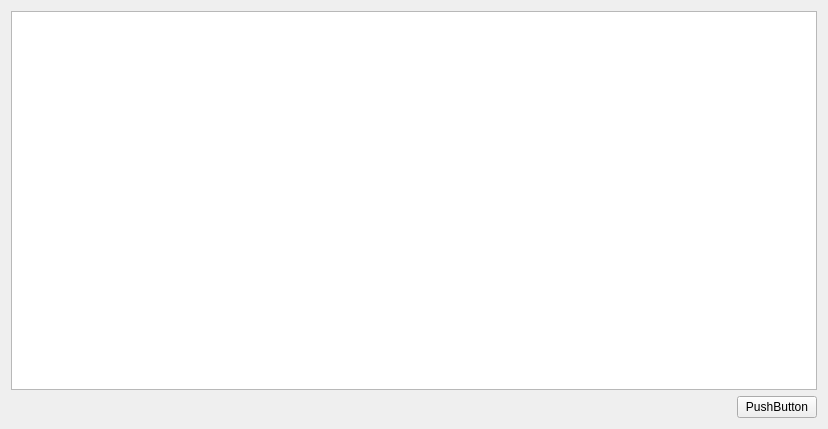
xdien/tcmr, file managenv.ui: the form before one commit.
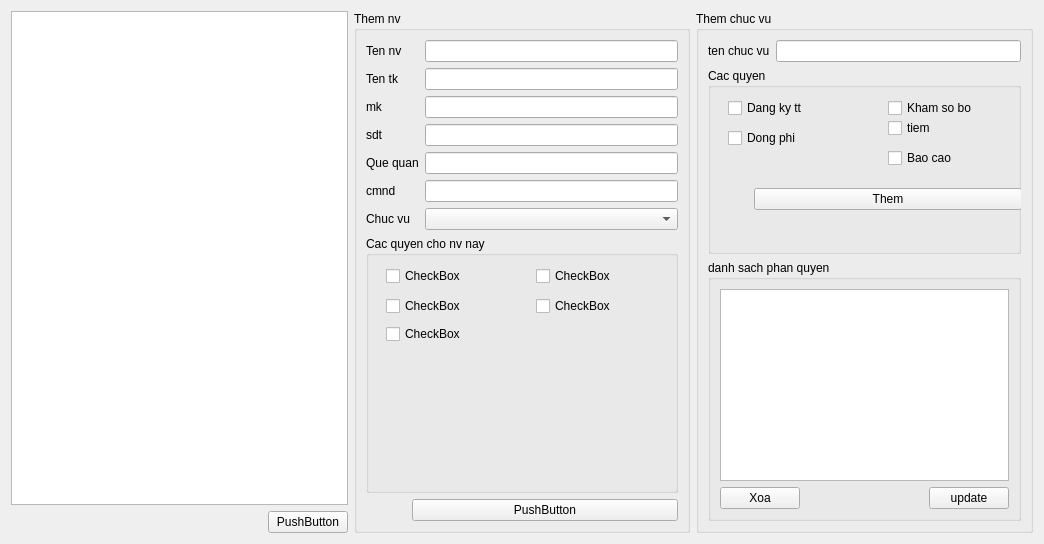
The form after the commit.

Commit message: Gop chung phan quyen voi nhan vien

What changed in the file:
```diff
--- a/managenv.ui
+++ b/managenv.ui
@@ -6,14 +6,14 @@
    <rect>
     <x>0</x>
     <y>0</y>
-    <width>828</width>
-    <height>429</height>
+    <width>1044</width>
+    <height>544</height>
    </rect>
   </property>
   <property name="windowTitle">
    <string>Quan ly nv</string>
   </property>
-  <layout class="QVBoxLayout" name="verticalLayout_2">
+  <layout class="QHBoxLayout" name="horizontalLayout_3">
    <item>
     <layout class="QVBoxLayout" name="verticalLayout">
      <item>
@@ -52,6 +52,380 @@
      </item>
     </layout>
    </item>
+   <item>
+    <widget class="QGroupBox" name="groupBox_2">
+     <property name="title">
+      <string>Them nv</string>
+     </property>
+     <layout class="QVBoxLayout" name="verticalLayout_2">
+      <item>
+       <layout class="QFormLayout" name="formLayout">
+        <item row="0" column="0">
+         <widget class="QLabel" name="label_2">
+          <property name="text">
+           <string>Ten nv</string>
+          </property>
+         </widget>
+        </item>
+        <item row="0" column="1">
+         <widget class="QLineEdit" name="lineEdit_2"/>
+        </item>
+        <item row="1" column="0">
+         <widget class="QLabel" name="label_4">
+          <property name="text">
+           <string>Ten tk</string>
+          </property>
+         </widget>
+        </item>
+        <item row="2" column="0">
+         <widget class="QLabel" name="label_5">
+          <property name="text">
+           <string>mk</string>
+          </property>
+         </widget>
+        </item>
+        <item row="3" column="0">
+         <widget class="QLabel" name="label_6">
+          <property name="text">
+           <string>sdt</string>
+          </property>
+         </widget>
+        </item>
+        <item row="4" column="0">
+         <widget class="QLabel" name="label_7">
+          <property name="text">
+           <string>Que quan</string>
+          </property>
+         </widget>
+        </item>
+        <item row="5" column="0">
+         <widget class="QLabel" name="label_8">
+          <property name="text">
+           <string>cmnd</string>
+          </property>
+         </widget>
+        </item>
+        <item row="6" column="0">
+         <widget class="QLabel" name="label_3">
+          <property name="text">
+           <string>Chuc vu</string>
+          </property>
+         </widget>
+        </item>
+        <item row="6" column="1">
+         <widget class="QComboBox" name="comboBox_chucVu"/>
+        </item>
+        <item row="1" column="1">
+         <widget class="QLineEdit" name="lineEdit_3"/>
+        </item>
+        <item row="2" column="1">
+         <widget class="QLineEdit" name="lineEdit_4"/>
+        </item>
+        <item row="3" column="1">
+         <widget class="QLineEdit" name="lineEdit_5"/>
+        </item>
+        <item row="4" column="1">
+         <widget class="QLineEdit" name="lineEdit_6"/>
+        </item>
+        <item row="5" column="1">
+         <widget class="QLineEdit" name="lineEdit_7"/>
+        </item>
+       </layout>
+      </item>
+      <item>
+       <widget class="QGroupBox" name="groupBox_3">
+        <property name="sizePolicy">
+         <sizepolicy hsizetype="Preferred" vsizetype="Expanding">
+          <horstretch>0</horstretch>
+          <verstretch>0</verstretch>
+         </sizepolicy>
+        </property>
+        <property name="title">
+         <string>Cac quyen cho nv nay</string>
+        </property>
+        <widget class="QCheckBox" name="checkBox_3h">
+         <property name="geometry">
+          <rect>
+           <x>20</x>
+           <y>90</y>
+           <width>86</width>
+           <height>16</height>
+          </rect>
+         </property>
+         <property name="text">
+          <string>CheckBox</string>
+         </property>
+        </widget>
+        <widget class="QCheckBox" name="checkBox_1h">
+         <property name="geometry">
+          <rect>
+           <x>20</x>
+           <y>30</y>
+           <width>86</width>
+           <height>20</height>
+          </rect>
+         </property>
+         <property name="text">
+          <string>CheckBox</string>
+         </property>
+        </widget>
+        <widget class="QCheckBox" name="checkBox_2h">
+         <property name="geometry">
+          <rect>
+           <x>20</x>
+           <y>60</y>
+           <width>86</width>
+           <height>20</height>
+          </rect>
+         </property>
+         <property name="text">
+          <string>CheckBox</string>
+         </property>
+        </widget>
+        <widget class="QCheckBox" name="checkBox_4h">
+         <property name="geometry">
+          <rect>
+           <x>170</x>
+           <y>30</y>
+           <width>86</width>
+           <height>20</height>
+          </rect>
+         </property>
+         <property name="text">
+          <string>CheckBox</string>
+         </property>
+        </widget>
+        <widget class="QCheckBox" name="checkBox_5h">
+         <property name="geometry">
+          <rect>
+           <x>170</x>
+           <y>60</y>
+           <width>86</width>
+           <height>20</height>
+          </rect>
+         </property>
+         <property name="text">
+          <string>CheckBox</string>
+         </property>
+        </widget>
+       </widget>
+      </item>
+      <item>
+       <layout class="QFormLayout" name="formLayout_2">
+        <item row="0" column="0">
+         <spacer name="horizontalSpacer_2">
+          <property name="orientation">
+           <enum>Qt::Horizontal</enum>
+          </property>
+          <property name="sizeHint" stdset="0">
+           <size>
+            <width>40</width>
+            <height>20</height>
+           </size>
+          </property>
+         </spacer>
+        </item>
+        <item row="0" column="1">
+         <widget class="QPushButton" name="pushButton_3">
+          <property name="sizePolicy">
+           <sizepolicy hsizetype="Minimum" vsizetype="Fixed">
+            <horstretch>0</horstretch>
+            <verstretch>0</verstretch>
+           </sizepolicy>
+          </property>
+          <property name="text">
+           <string>PushButton</string>
+          </property>
+         </widget>
+        </item>
+       </layout>
+      </item>
+     </layout>
+    </widget>
+   </item>
+   <item>
+    <widget class="QGroupBox" name="groupBox">
+     <property name="title">
+      <string>Them chuc vu</string>
+     </property>
+     <layout class="QVBoxLayout" name="verticalLayout_3">
+      <item>
+       <layout class="QFormLayout" name="formLayout_3">
+        <item row="0" column="0">
+         <widget class="QLabel" name="label">
+          <property name="text">
+           <string>ten chuc vu</string>
+          </property>
+         </widget>
+        </item>
+        <item row="0" column="1">
+         <widget class="QLineEdit" name="lineEdit"/>
+        </item>
+       </layout>
+      </item>
+      <item>
+       <widget class="QGroupBox" name="groupBox_4">
+        <property name="sizePolicy">
+         <sizepolicy hsizetype="Preferred" vsizetype="MinimumExpanding">
+          <horstretch>0</horstretch>
+          <verstretch>0</verstretch>
+         </sizepolicy>
+        </property>
+        <property name="title">
+         <string>Cac quyen</string>
+        </property>
+        <widget class="QCheckBox" name="checkBox">
+         <property name="geometry">
+          <rect>
+           <x>20</x>
+           <y>30</y>
+           <width>91</width>
+           <height>20</height>
+          </rect>
+         </property>
+         <property name="text">
+          <string>Dang ky tt</string>
+         </property>
+        </widget>
+        <widget class="QCheckBox" name="checkBox_2">
+         <property name="geometry">
+          <rect>
+           <x>20</x>
+           <y>60</y>
+           <width>86</width>
+           <height>20</height>
+          </rect>
+         </property>
+         <property name="text">
+          <string>Dong phi</string>
+         </property>
+        </widget>
+        <widget class="QCheckBox" name="checkBox_3">
+         <property name="geometry">
+          <rect>
+           <x>180</x>
+           <y>30</y>
+           <width>86</width>
+           <height>20</height>
+          </rect>
+         </property>
+         <property name="text">
+          <string>Kham so bo</string>
+         </property>
+        </widget>
+        <widget class="QCheckBox" name="checkBox_4">
+         <property name="geometry">
+          <rect>
+           <x>180</x>
+           <y>80</y>
+           <width>86</width>
+           <height>20</height>
+          </rect>
+         </property>
+         <property name="text">
+          <string>Bao cao</string>
+         </property>
+        </widget>
+        <widget class="QCheckBox" name="checkBox_5">
+         <property name="geometry">
+          <rect>
+           <x>180</x>
+           <y>50</y>
+           <width>86</width>
+           <height>20</height>
+          </rect>
+         </property>
+         <property name="text">
+          <string>tiem</string>
+         </property>
+        </widget>
+        <widget class="QWidget" name="">
+         <property name="geometry">
+          <rect>
+           <x>0</x>
+           <y>120</y>
+           <width>314</width>
+           <height>24</height>
+          </rect>
+         </property>
+         <layout class="QFormLayout" name="formLayout_4">
+          <item row="0" column="0">
+           <spacer name="horizontalSpacer_3">
+            <property name="orientation">
+             <enum>Qt::Horizontal</enum>
+            </property>
+            <property name="sizeHint" stdset="0">
+             <size>
+              <width>40</width>
+              <height>20</height>
+             </size>
+            </property>
+           </spacer>
+          </item>
+          <item row="0" column="1">
+           <widget class="QPushButton" name="pushButton_2">
+            <property name="text">
+             <string>Them</string>
+            </property>
+           </widget>
+          </item>
+         </layout>
+        </widget>
+       </widget>
+      </item>
+      <item>
+       <widget class="QGroupBox" name="groupBox_5">
+        <property name="title">
+         <string>danh sach phan quyen</string>
+        </property>
+        <layout class="QVBoxLayout" name="verticalLayout_4">
+         <item>
+          <widget class="QTableView" name="tableView_phanquyen"/>
+         </item>
+         <item>
+          <layout class="QHBoxLayout" name="horizontalLayout_2">
+           <item>
+            <widget class="QPushButton" name="pushButton_5">
+             <property name="text">
+              <string>Xoa</string>
+             </property>
+            </widget>
+           </item>
+           <item>
+            <spacer name="horizontalSpacer_4">
+             <property name="orientation">
+              <enum>Qt::Horizontal</enum>
+             </property>
+             <property name="sizeHint" stdset="0">
+              <size>
+               <width>40</width>
+               <height>20</height>
+              </size>
+             </property>
+            </spacer>
+           </item>
+           <item>
+            <widget class="QPushButton" name="pushButton_4">
+             <property name="text">
+              <string>update</string>
+             </property>
+            </widget>
+           </item>
+          </layout>
+         </item>
+        </layout>
+       </widget>
+      </item>
+     </layout>
+     <zorder>label</zorder>
+     <zorder>lineEdit</zorder>
+     <zorder>groupBox_3</zorder>
+     <zorder>pushButton_2</zorder>
+     <zorder>groupBox_4</zorder>
+     <zorder>horizontalSpacer_3</zorder>
+     <zorder>groupBox_5</zorder>
+    </widget>
+   </item>
   </layout>
  </widget>
  <resources/>
```
Left out of the diff: 22 changed lines with no effect on the pictures. The commit also changes 9 other files.
